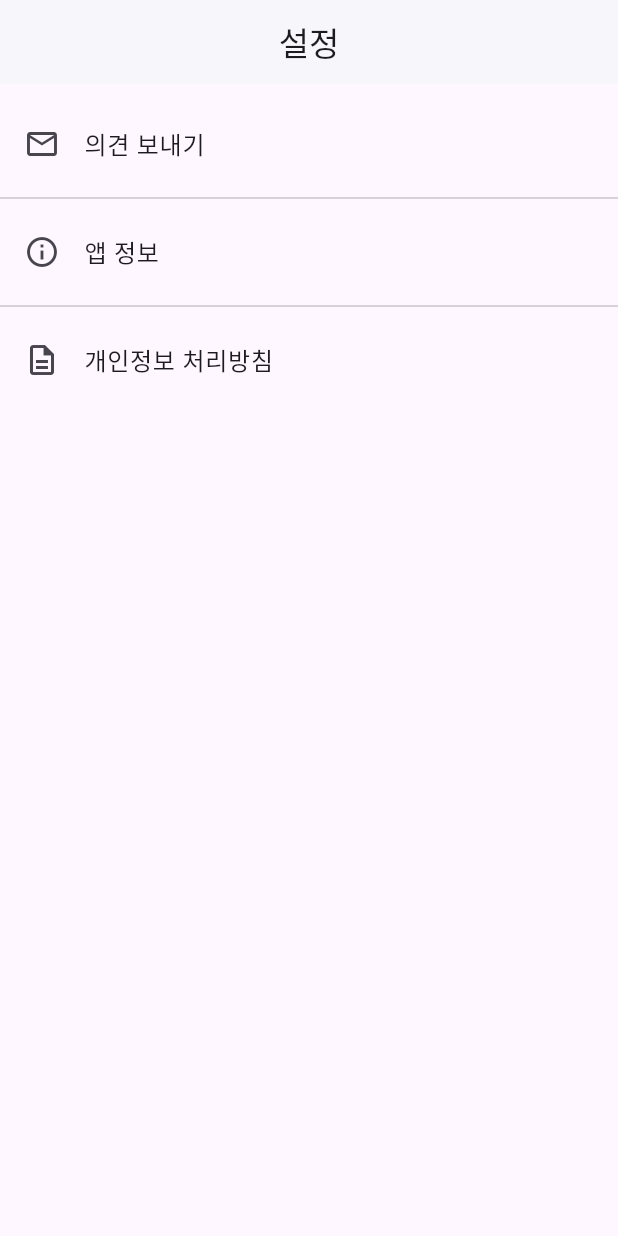
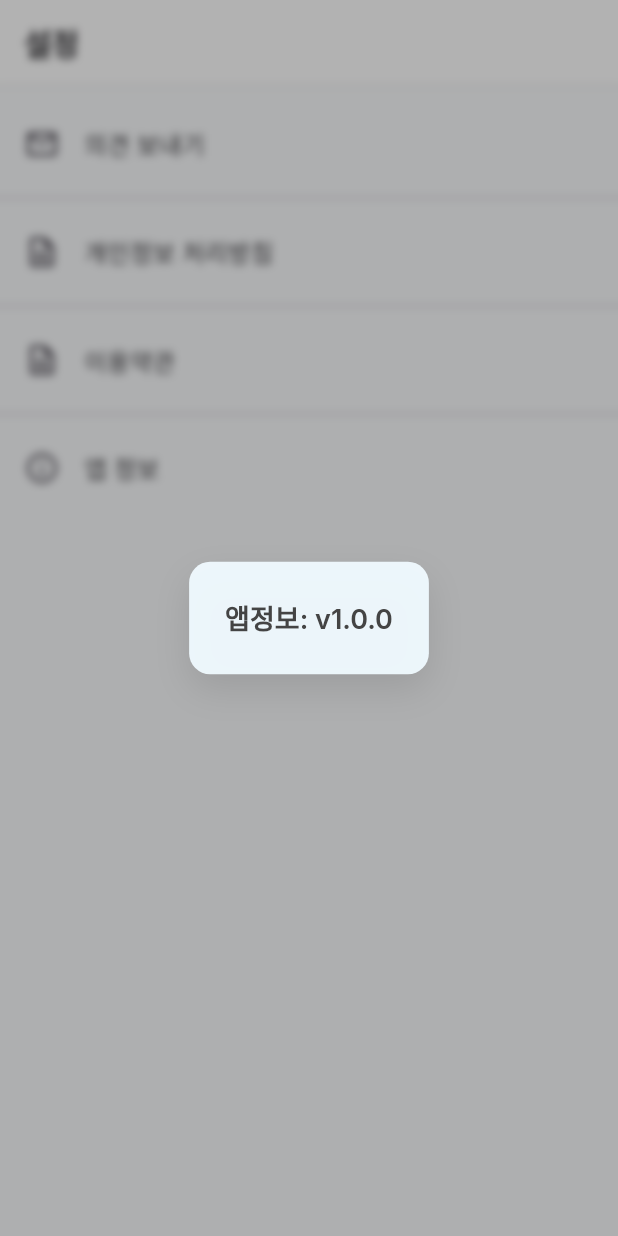
Before and after one commit to leejhy/Naro, a Flutter app: the SettingScreen screen opened by its route, after a tap on "앱 정보", on a phone screen of 412 x 824 dp. Run offline on Flutter 3.47's test engine with Material 3 defaults, Android fonts, the phone set to English and light mode, and no system bars; our stand-ins replace cloud_firestore, firebase_analytics, firebase_auth, firebase_core, flutter_image_compress, flutter_riverpod and 7 more; accounts and stored records are empty; generated files the repository leaves out were written again; network calls fail; statements that could not run were skipped.

Commit message:
[MOB] ADD: add privacy policy, terms #24

```diff
--- a/lib/const.dart
+++ b/lib/const.dart
@@ -3,3 +3,7 @@ import 'dart:io';
 final testAdUnitId = Platform.isAndroid
   ? 'ca-app-pub-3940256099942544/5224354917'
   : 'ca-app-pub-3940256099942544/1712485313';
+
+final adUnitId = Platform.isAndroid
+  ? 'ca-app-pub-4898947307384558/9647271175'
+  : 'ca-app-pub-4898947307384558/9623220448';
--- a/lib/screens/setting.dart
+++ b/lib/screens/setting.dart
@@ -1,6 +1,6 @@
 import 'package:cloud_firestore/cloud_firestore.dart';
 import 'package:flutter/material.dart';
-import 'package:naro/services/database_helper.dart';
+import 'package:url_launcher/url_launcher.dart';
 import 'package:naro/utils/utils.dart';
 
 class SettingScreen extends StatelessWidget {
@@ -18,11 +18,20 @@ class SettingScreen extends StatelessWidget {
   @override
   Widget build(BuildContext context) {
     return Scaffold(
+      backgroundColor: Color(0xffF9FAFB),
       appBar: AppBar(
-        title: const Text('설정'),
-        centerTitle: true,
-        backgroundColor: Colors.white,
+        backgroundColor: Color(0xffffffff),
+        surfaceTintColor: Color(0xffffffff),
         elevation: 1,
+        shadowColor: const Color.fromARGB(50, 0, 0, 0),
+        title: const Text(
+          '설정',
+          style: TextStyle(
+            fontSize: 20,
+            fontFamily: 'Inter',
+            fontWeight: FontWeight.bold,
+          ),
+        ),
       ),
       body: ListView(
         children: [
@@ -34,15 +43,37 @@ class SettingScreen extends StatelessWidget {
           ),
           const Divider(),
           ListTile(
-            leading: const Icon(Icons.info_outline),
-            title: const Text('앱 정보'),
-            onTap: () {},
+            leading: const Icon(Icons.description_outlined),
+            title: const Text('개인정보 처리방침'),
+            onTap: () {
+              print('개인정보 처리방침');
+              final Uri url = Uri.parse('https://mulberry-keeper-061.notion.site/1ed42bc57ddc8020a124e763947e8f78?pvs=73');
+              launchUrl(url,
+              mode: LaunchMode.inAppBrowserView);
+            },
           ),
           const Divider(),
           ListTile(
             leading: const Icon(Icons.description_outlined),
-            title: const Text('개인정보 처리방침'),
-            onTap: () {},
+            title: const Text('이용약관'),
+            onTap: () {
+              print('개인정보 처리방침');
+              final Uri url = Uri.parse('https://mulberry-keeper-061.notion.site/1ed42bc57ddc807f8be2deb132ca0495');
+              launchUrl(url,
+              mode: LaunchMode.inAppBrowserView
+              );
+            },
+          ),
+          const Divider(),
+          ListTile(
+            leading: const Icon(Icons.info_outline),
+            title: const Text('앱 정보'),
+            onTap: () {
+              showTextDialog(
+                context,
+                '앱정보: v1.0.0'
+              );
+            },
           ),
         ],
       ),
@@ -60,22 +91,10 @@ class ContactModal extends StatefulWidget {
 class _ContactModalState extends State<ContactModal> with SingleTickerProviderStateMixin {
   final TextEditingController _emailController = TextEditingController();
   final TextEditingController _messageController = TextEditingController();
-  late AnimationController _shakeController;
-  late Animation<double> _shakeAnimation;
 
-  @override
-  void initState() {
-    super.initState();
-    _shakeController = AnimationController(
-      duration: const Duration(milliseconds: 500),
-      vsync: this,
-    );
-    _shakeAnimation = Tween<double>(begin: 0, end: 24).chain(CurveTween(curve: Curves.elasticIn)).animate(_shakeController);
-  }
 
   @override
   void dispose() {
-    _shakeController.dispose();
     _emailController.dispose();
     _messageController.dispose();
     super.dispose();
@@ -155,21 +174,15 @@ class _ContactModalState extends State<ContactModal> with SingleTickerProviderSt
           AnimatedPadding(
             duration: const Duration(milliseconds: 200),
             padding: EdgeInsets.only(bottom: bottomInset),
-            child: AnimatedBuilder(
-              animation: _shakeController,
-              builder: (context, child) {
-                return Transform.translate(
-                  offset: Offset(_shakeAnimation.value, 0),
-                  child: child,
-                );
-              },
             child: SingleChildScrollView(
               child: Column(
                 crossAxisAlignment: CrossAxisAlignment.start,
                 children: [
                   IconButton(
                     padding: const EdgeInsets.only(left: 8),
-                      onPressed: () {},
+                    onPressed: () {
+                      Navigator.of(context).pop();
+                    },
                     icon: Icon(Icons.close_rounded),
                   ),
                   const SizedBox(height: 12),
@@ -215,7 +228,6 @@ class _ContactModalState extends State<ContactModal> with SingleTickerProviderSt
               ),
             ),
           ),
-          ),
           Positioned(
             bottom: bottomInset,
             right: MediaQuery.of(context).size.width * 0.24,
@@ -226,12 +238,16 @@ class _ContactModalState extends State<ContactModal> with SingleTickerProviderSt
                   onPressed: () async {
                     final contact = _emailController.text.trim();
                     final message = _messageController.text.trim();
-
                     if (contact.isEmpty || message.isEmpty) {
                       showAutoDismissDialog(context, '모든 항목을 입력해주세요.');
                       return ;
                     }
+                    try {
                       await submitFeedback(contact, message);
+                    } catch (e) {
+                      showAutoDismissDialog(context, '오류가 발생했습니다. 잠시 후 다시 시도해주세요.');
+                      return;
+                    }
                     if (!mounted) return;
                     showDialog(
                       context: context,
--- a/lib/utils/utils.dart
+++ b/lib/utils/utils.dart
@@ -80,3 +80,69 @@ Future<void> showAutoDismissDialog(BuildContext context, String message, {int du
     },
   );
 }
+
+Future<void> showTextDialog(BuildContext context, String message, {int durationMs = 1250}) async {
+  showGeneralDialog(
+    context: context,
+    barrierDismissible: true,
+    barrierLabel: 'Dismiss',
+    barrierColor: const Color.fromRGBO(0, 0, 0, 0.3),
+    transitionDuration: const Duration(milliseconds: 250),
+    pageBuilder: (context, animation, secondaryAnimation) {
+      Future.delayed(Duration(milliseconds: durationMs), () {
+        if (context.mounted && Navigator.of(context).canPop()) {
+          Navigator.of(context).pop();
+        }
+      });
+
+      return Center(
+        child: BackdropFilter(
+          filter: ImageFilter.blur(sigmaX: 3, sigmaY: 3),
+          child: Container(
+            padding: const EdgeInsets.all(24),
+            margin: const EdgeInsets.symmetric(horizontal: 40),
+            decoration: BoxDecoration(
+              color: const Color.fromRGBO(240, 250, 255, 0.95),
+              borderRadius: BorderRadius.circular(14),
+              boxShadow: [
+                BoxShadow(
+                  color: const Color.fromRGBO(0, 0, 0, 0.1),
+                  blurRadius: 20,
+                  offset: const Offset(0, 10),
+                ),
+              ],
+            ),
+            child: Column(
+              mainAxisSize: MainAxisSize.min,
+              children: [
+                Text(
+                  message,
+                  textAlign: TextAlign.center,
+                  style: const TextStyle(
+                    fontSize: 18,
+                    fontWeight: FontWeight.w600,
+                    color: Color(0xFF444444),
+                    fontFamily: 'Inter',
+                    decoration: TextDecoration.none,//
+                  ),
+                ),
+              ],
+            ),
+          ),
+        ),
+      );
+    },
+    transitionBuilder: (context, animation, secondaryAnimation, child) {
+      return FadeTransition(
+        opacity: animation,
+        child: ScaleTransition(
+          scale: CurvedAnimation(
+            parent: animation,
+            curve: Curves.easeOutBack,
+          ),
+          child: child,
+        ),
+      );
+    },
+  );
+}
--- a/pubspec.yaml
+++ b/pubspec.yaml
@@ -51,6 +51,8 @@ dependencies:
   google_mobile_ads: ^6.0.0
   cloud_firestore: ^5.6.7
   firebase_auth: ^5.5.3
+  flutter_inappwebview: ^6.1.5
+  url_launcher: ^6.3.1
 
 dev_dependencies:
   flutter_test:
```
Also changed, not shown: pubspec.lock, 8 other files. Lines whose indentation alone changed are shown as unchanged.
